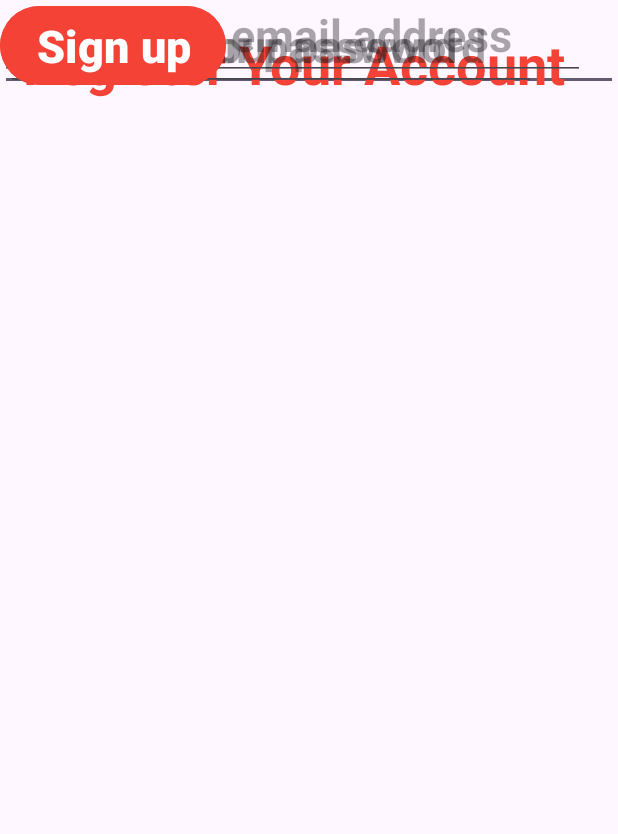
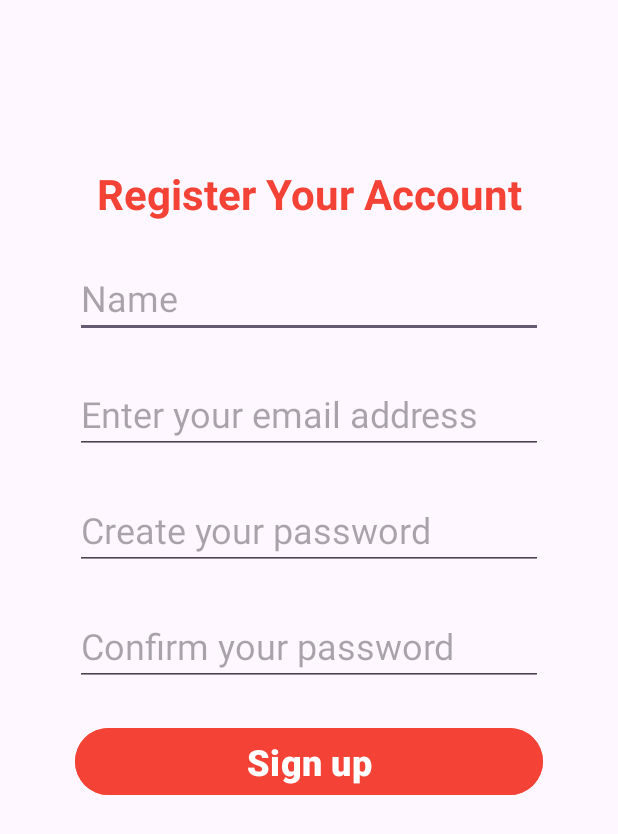
Before and after one commit to tahsinatasnim232002-hub/DineDashApp, an Android app: the RegisterActivity screen opened directly, with no data from a screen before it, on a phone screen of 412 x 824 dp. Shown: the top 834 px of the screen. Run offline under Robolectric (Android 15) with nearby library versions, the phone set to English and light mode, and no system bars.

Commit message:
Layout Connected

```diff
--- a/app/build.gradle.kts
+++ b/app/build.gradle.kts
@@ -38,6 +38,7 @@ dependencies {
     implementation(libs.material)
     implementation(libs.activity)
     implementation(libs.constraintlayout)
+    implementation(libs.recyclerview)
     testImplementation(libs.junit)
     androidTestImplementation(libs.ext.junit)
     androidTestImplementation(libs.espresso.core)
--- a/app/src/main/java/com/example/dinedash/api/ApiClient.java
+++ b/app/src/main/java/com/example/dinedash/api/ApiClient.java
@@ -4,7 +4,7 @@ import retrofit2.Retrofit;
 import retrofit2.converter.gson.GsonConverterFactory;
 
 public class ApiClient {
-    private static final String BASE_URL = "http://10.23.18.144:8080/api/";
+    private static final String BASE_URL = "http://10.23.18.92:8080/api/";
     private static Retrofit retrofit;
 
     public static Retrofit getRetrofit() {
--- a/app/src/main/java/com/example/dinedash/ui/RegisterActivity.java
+++ b/app/src/main/java/com/example/dinedash/ui/RegisterActivity.java
@@ -34,42 +34,42 @@ public class RegisterActivity extends AppCompatActivity {
     protected void onCreate(Bundle savedInstanceState) {
         super.onCreate(savedInstanceState);
         setContentView(R.layout.activity_register); // make sure this matches your XML filename
-
+        return ;
         // --- SAFE name lookup: try to resolve id by name first (avoids compile error if id not present)
-        int nameId = getResources().getIdentifier("nameInput", "id", getPackageName());
-        if (nameId != 0) {
-            // id exists in resources
-            View maybe = findViewById(nameId);
-            if (maybe instanceof TextInputEditText) {
-                nameInput = (TextInputEditText) maybe;
-            }
-        }
-
-        // If we still don't have nameInput, fallback to searching the view tree for first TextInputEditText
-        if (nameInput == null) {
-            View root = ((ViewGroup) findViewById(android.R.id.content)).getChildAt(0);
-            nameInput = findFirstTextInputEditText(root);
-            if (nameInput == null) {
-                Log.w(TAG, "Name input not found (no id and no TextInputEditText present).");
-            }
-        }
-
-        // These IDs exist in your XML (you posted them)
-        emailInput = findViewById(R.id.editTextTextEmailAddress);
-        passwordInput = findViewById(R.id.editTextTextPassword);
-        confirmPasswordInput = findViewById(R.id.editTextTextPassword2);
-        signupBtn = findViewById(R.id.button3);
-
-        if (signupBtn != null) {
-            signupBtn.setOnClickListener(new View.OnClickListener() {
-                @Override
-                public void onClick(View v) {
-                    onSignupClicked();
-                }
-            });
-        } else {
-            Toast.makeText(this, "Sign up button not found in layout", Toast.LENGTH_SHORT).show();
-        }
+//        int nameId = getResources().getIdentifier("nameInput", "id", getPackageName());
+//        if (nameId != 0) {
+//            // id exists in resources
+//            View maybe = findViewById(nameId);
+//            if (maybe instanceof TextInputEditText) {
+//                nameInput = (TextInputEditText) maybe;
+//            }
+//        }
+//
+//        // If we still don't have nameInput, fallback to searching the view tree for first TextInputEditText
+//        if (nameInput == null) {
+//            View root = ((ViewGroup) findViewById(android.R.id.content)).getChildAt(0);
+//            nameInput = findFirstTextInputEditText(root);
+//            if (nameInput == null) {
+//                Log.w(TAG, "Name input not found (no id and no TextInputEditText present).");
+//            }
+//        }
+//
+//        // These IDs exist in your XML (you posted them)
+//        emailInput = findViewById(R.id.editTextTextEmailAddress);
+//        passwordInput = findViewById(R.id.editTextTextPassword);
+//        confirmPasswordInput = findViewById(R.id.editTextTextPassword2);
+//        signupBtn = findViewById(R.id.button3);
+//
+//        if (signupBtn != null) {
+//            signupBtn.setOnClickListener(new View.OnClickListener() {
+//                @Override
+//                public void onClick(View v) {
+//                    onSignupClicked();
+//                }
+//            });
+//        } else {
+//            Toast.makeText(this, "Sign up button not found in layout", Toast.LENGTH_SHORT).show();
+//        }
     }
 
     private void onSignupClicked() {
--- a/app/src/main/res/layout/activity_register.xml
+++ b/app/src/main/res/layout/activity_register.xml
@@ -2,100 +2,82 @@
 <androidx.constraintlayout.widget.ConstraintLayout xmlns:android="http://schemas.android.com/apk/res/android"
     xmlns:app="http://schemas.android.com/apk/res-auto"
     xmlns:tools="http://schemas.android.com/tools"
+    android:padding="50dp"
     android:layout_width="match_parent"
     android:layout_height="match_parent">
 
-    <com.google.android.material.textfield.TextInputLayout
-        android:layout_width="409dp"
-        android:layout_height="wrap_content"
-        tools:layout_editor_absoluteX="1dp"
-        tools:layout_editor_absoluteY="106dp">
-
-    </com.google.android.material.textfield.TextInputLayout>
-
-    <com.google.android.material.textfield.TextInputEditText
+    <TextView
+        android:id="@+id/registerLabel"
         android:layout_width="match_parent"
         android:layout_height="wrap_content"
-        android:hint="Name"
-        android:textSize="30sp"
-        android:textStyle="bold"
-        android:gravity="start"
-        android:padding="10dp"
-        tools:layout_editor_absoluteX="26dp"
-        tools:layout_editor_absoluteY="218dp" />
-
-    <TextView
-        android:id="@+id/textView"
-        android:layout_width="401dp"
-        android:layout_height="85dp"
-        android:layout_marginEnd="16dp"
+        android:layout_marginTop="60dp"
         android:gravity="center"
         android:text="Register Your Account"
         android:textColor="#F44336"
-        android:textSize="36sp"
+        android:textSize="28dp"
         android:textStyle="bold"
-        app:layout_constraintEnd_toEndOf="parent"
-        tools:layout_editor_absoluteY="90dp" />
+        app:layout_constraintStart_toStartOf="parent"
+        app:layout_constraintTop_toTopOf="parent" />
 
-    <com.google.android.material.textfield.TextInputLayout
-        android:layout_width="409dp"
+
+    <com.google.android.material.textfield.TextInputEditText
+        android:id="@+id/name"
+        android:layout_width="match_parent"
         android:layout_height="wrap_content"
-        tools:layout_editor_absoluteX="1dp"
-        tools:layout_editor_absoluteY="361dp"
-        tools:ignore="MissingConstraints" />
+        android:gravity="start"
+        android:hint="Name"
+        android:textSize="24dp"
+        android:textStyle="normal"
+        android:layout_marginTop="24dp"
+        app:layout_constraintTop_toBottomOf="@+id/registerLabel" />
 
     <EditText
-        android:id="@+id/editTextTextEmailAddress"
-        android:layout_width="390dp"
-        android:layout_height="53dp"
-        android:ems="10"
+        android:id="@+id/email"
+        android:layout_width="match_parent"
+        android:layout_height="wrap_content"
         android:inputType="textEmailAddress"
         android:hint="Enter your email address"
-        android:textSize="30sp"
-        android:textStyle="bold"
-        android:gravity="start"
-        android:padding="10dp"
-        tools:layout_editor_absoluteX="6dp"
-        tools:layout_editor_absoluteY="324dp" />
+        android:textSize="24dp"
+        android:textStyle="normal"
+        android:layout_marginTop="24dp"
+        app:layout_constraintTop_toBottomOf="@+id/name"
+    />
 
     <EditText
-        android:id="@+id/editTextTextPassword"
-        android:layout_width="wrap_content"
+        android:id="@+id/password"
+        android:layout_width="match_parent"
         android:layout_height="wrap_content"
-        android:layout_marginStart="4dp"
-        android:ems="10"
         android:hint="Create your password"
         android:inputType="textPassword"
-        android:textSize="30sp"
-        android:textStyle="bold"
-        android:padding="10dp"
-        app:layout_constraintStart_toStartOf="parent"
-        tools:layout_editor_absoluteY="411dp" />
+        android:textSize="24dp"
+        android:textStyle="normal"
+        android:layout_marginTop="24dp"
+        app:layout_constraintTop_toBottomOf="@+id/email" />
 
     <EditText
-        android:id="@+id/editTextTextPassword2"
-        android:layout_width="wrap_content"
+        android:id="@+id/confirmPassword"
+        android:layout_width="match_parent"
         android:layout_height="wrap_content"
-        android:layout_marginStart="4dp"
         android:ems="10"
         android:gravity="start"
         android:hint="Confirm your password"
         android:inputType="textPassword"
-        android:padding="10dp"
-        android:textSize="30sp"
-        android:textStyle="bold"
-        app:layout_constraintStart_toStartOf="parent"
-        tools:layout_editor_absoluteY="508dp" />
+        android:textSize="24dp"
+        android:textStyle="normal"
+        android:layout_marginTop="24dp"
+        app:layout_constraintTop_toBottomOf="@+id/password"
+    />
 
     <Button
         android:id="@+id/button3"
-        android:layout_width="wrap_content"
+        android:layout_width="match_parent"
         android:layout_height="wrap_content"
         android:text="Sign up"
-        android:textSize="30dp"
         android:gravity="center"
         android:textStyle="bold|normal"
         android:backgroundTint="#F44336"
-        tools:layout_editor_absoluteX="126dp"
-        tools:layout_editor_absoluteY="618dp" />
+        android:textSize="24dp"
+        android:layout_marginTop="24dp"
+        app:layout_constraintTop_toBottomOf="@+id/confirmPassword"
+    />
 </androidx.constraintlayout.widget.ConstraintLayout>
--- a/app/src/main/res/xml/network_security_config.xml
+++ b/app/src/main/res/xml/network_security_config.xml
@@ -1,6 +1,6 @@
 <?xml version="1.0" encoding="utf-8"?>
 <network-security-config>
     <domain-config cleartextTrafficPermitted="true">
-        <domain includeSubdomains="true">10.23.18.144</domain>
+        <domain includeSubdomains="true">10.23.18.92</domain>
     </domain-config>
 </network-security-config>
--- a/gradle/libs.versions.toml
+++ b/gradle/libs.versions.toml
@@ -7,6 +7,7 @@ appcompat = "1.7.1"
 material = "1.13.0"
 activity = "1.11.0"
 constraintlayout = "2.2.1"
+recyclerview = "1.4.0"
 
 [libraries]
 junit = { group = "junit", name = "junit", version.ref = "junit" }
@@ -16,6 +17,7 @@ appcompat = { group = "androidx.appcompat", name = "appcompat", version.ref = "a
 material = { group = "com.google.android.material", name = "material", version.ref = "material" }
 activity = { group = "androidx.activity", name = "activity", version.ref = "activity" }
 constraintlayout = { group = "androidx.constraintlayout", name = "constraintlayout", version.ref = "constraintlayout" }
+recyclerview = { group = "androidx.recyclerview", name = "recyclerview", version.ref = "recyclerview" }
 
 [plugins]
 android-application = { id = "com.android.application", version.ref = "agp" }
```
Also changed, not shown: app/src/main/AndroidManifest.xml (+7 -2 lines), app/src/main/java/com/example/dinedash/ui/AdminActivity.java (added, +30 -0 lines), app/src/main/java/com/example/dinedash/ui/AdminLoginActivity.java (renamed from app/src/main/java/com/example/dinedash/ui/adminpage01Activity.java, +7 -6 lines), app/src/main/java/com/example/dinedash/ui/AdminTableActivity.java (added, +67 -0 lines), app/src/main/java/com/example/dinedash/ui/PlatformActivity.java (+8 -3 lines), app/src/main/res/layout/activity_adminpage01.xml (+12 -7 lines), app/src/main/res/layout/activity_adminpage02.xml (+74 -35 lines), app/src/main/res/layout/activity_adminpage03.xml (added, +60 -0 lines), app/src/main/res/layout/activity_adminpage04.xml (added, +12 -0 lines).
